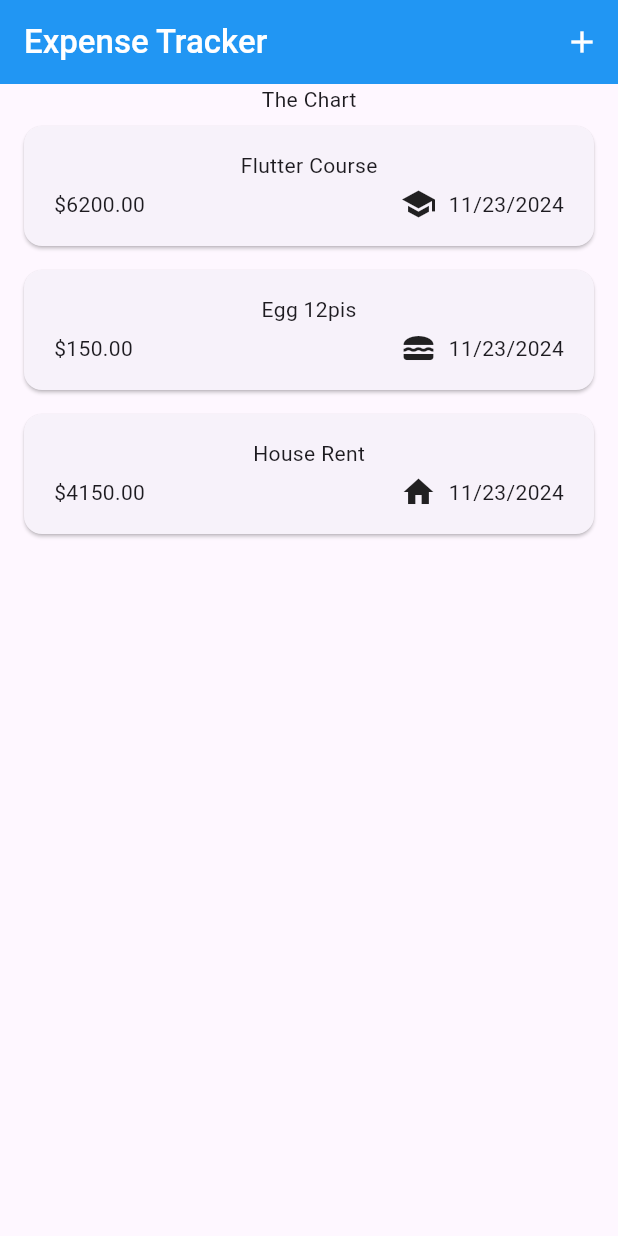
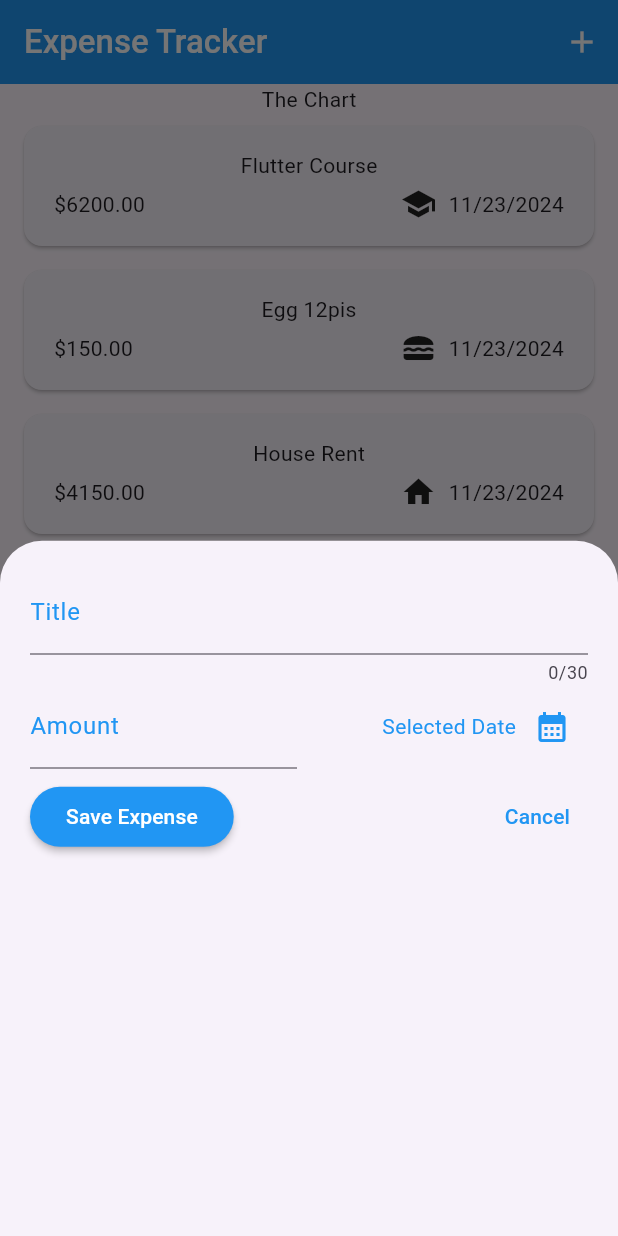
Before and after one commit to Uthoai/Flutter-Course-Project03-ExpenseTracker, a Flutter app: the screen it shows after launch, after a tap on the "add" icon, on a phone screen of 412 x 824 dp. Run offline on Flutter 3.47's test engine with Material 3 defaults, Android fonts, the phone set to English and light mode, and no system bars.

Commit message:
bottom dialog UI, date picker

```diff
--- a/lib/model/expense.dart
+++ b/lib/model/expense.dart
@@ -38,5 +38,4 @@ class Expense {
   String get formattedDate{
     return formatter.format(date);
   }
-
 }
--- a/lib/widget/expenses.dart
+++ b/lib/widget/expenses.dart
@@ -1,5 +1,6 @@
 import 'package:flutter/material.dart';
 import 'package:flutter_course_project03_expense_tracker/widget/expenses_list/expenses_list.dart';
+import 'package:flutter_course_project03_expense_tracker/widget/new_expense.dart';
 import '../model/expense.dart';
 
 class Expenses extends StatefulWidget {
@@ -30,6 +31,13 @@ class _ExpensesState extends State<Expenses> {
         category: Category.rent)
   ];
 
+  void _openAddExpensesOverlay(){
+    showModalBottomSheet(
+        context: context,
+        builder: (ctx)=> const NewExpense(),
+    );
+  }
+
   @override
   Widget build(BuildContext context) {
     return Scaffold(
@@ -44,7 +52,7 @@ class _ExpensesState extends State<Expenses> {
         backgroundColor: Colors.blue,
         actions: [
           IconButton(
-              onPressed: (){},
+              onPressed: _openAddExpensesOverlay,
               icon: const Icon(Icons.add, color: Colors.white)
           ),
         ],
--- /dev/null
+++ b/lib/widget/new_expense.dart
@@ -0,0 +1,123 @@
+import 'package:flutter/material.dart';
+
+class NewExpense extends StatefulWidget {
+  const NewExpense({super.key});
+
+  @override
+  State<StatefulWidget> createState() {
+    return _NewExpense();
+  }
+}
+
+class _NewExpense extends State<NewExpense> {
+  final _titleController = TextEditingController();
+  final _amountController = TextEditingController();
+
+  void _presentDatePicker(){
+    final dateNow = DateTime.now();
+    final firstDate = DateTime(dateNow.year -1, dateNow.month, dateNow.day);
+    showDatePicker(
+        context: context,
+        initialDate: dateNow,
+        firstDate: firstDate,
+        lastDate: dateNow
+    );
+  }
+
+  @override
+  void dispose() {
+    _titleController.dispose();
+    _amountController.dispose();
+    super.dispose();
+  }
+
+  @override
+  Widget build(BuildContext context) {
+    return Padding(
+      padding: const EdgeInsets.all(20),
+      child: Column(
+        children: [
+          TextField(
+            controller: _titleController,
+            maxLength: 30,
+            maxLines: 1,
+            keyboardType: TextInputType.text,
+            //default
+            cursorColor: Colors.blue,
+            decoration: const InputDecoration(
+                label: Text("Title", style: TextStyle(color: Colors.blue))),
+          ),
+          Row(
+            children: [
+              Expanded(
+                child: TextField(
+                  controller: _amountController,
+                  maxLines: 1,
+                  keyboardType: TextInputType.number,
+                  //default
+                  cursorColor: Colors.blue,
+                  decoration: const InputDecoration(
+                    prefixText: '\$ ',
+                    label: Text("Amount", style: TextStyle(color: Colors.blue)),
+                  ),
+                ),
+              ),
+              const SizedBox(width: 16),
+              Expanded(
+                child: Row(
+                  mainAxisAlignment: MainAxisAlignment.end,
+                  children: [
+                    const Text(
+                        "Selected Date",
+                        style: TextStyle(color: Colors.blue)
+                    ),
+                    IconButton(
+                        onPressed: () {
+                          _presentDatePicker();
+                        },
+                        icon: const Icon(
+                          Icons.calendar_month,
+                          color: Colors.blue,
+                        )
+                    )
+                  ],
+                ),
+              )
+            ],
+          ),
+          const SizedBox(height: 8.0),
+          //Button Row
+          Row(
+            children: [
+              ElevatedButton(
+                onPressed: () {
+                  print(_titleController.text);
+                  print(_amountController.text);
+                  //Navigator.pop(context);
+                },
+                style: ElevatedButton.styleFrom(
+                  backgroundColor: Colors.blue,
+                  elevation: 2, // Shadow elevation
+                ),
+                child: const Text(
+                  "Save Expense",
+                  style: TextStyle(color: Colors.white),
+                ),
+              ),
+              const Spacer(),
+              TextButton(
+                  onPressed: () {
+                    Navigator.pop(context);
+                  },
+                  child: const Text(
+                      "Cancel",
+                      style: TextStyle(color: Colors.blue)
+                  ),
+              ),
+            ],
+          )
+        ],
+      ),
+    );
+  }
+}
```
